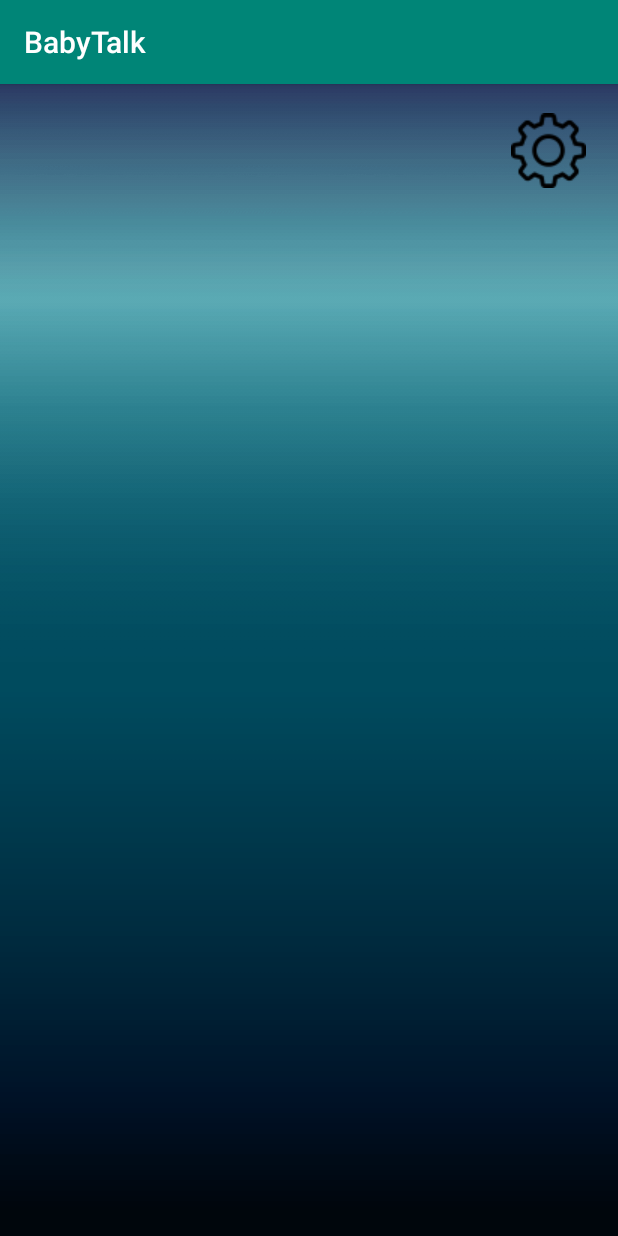
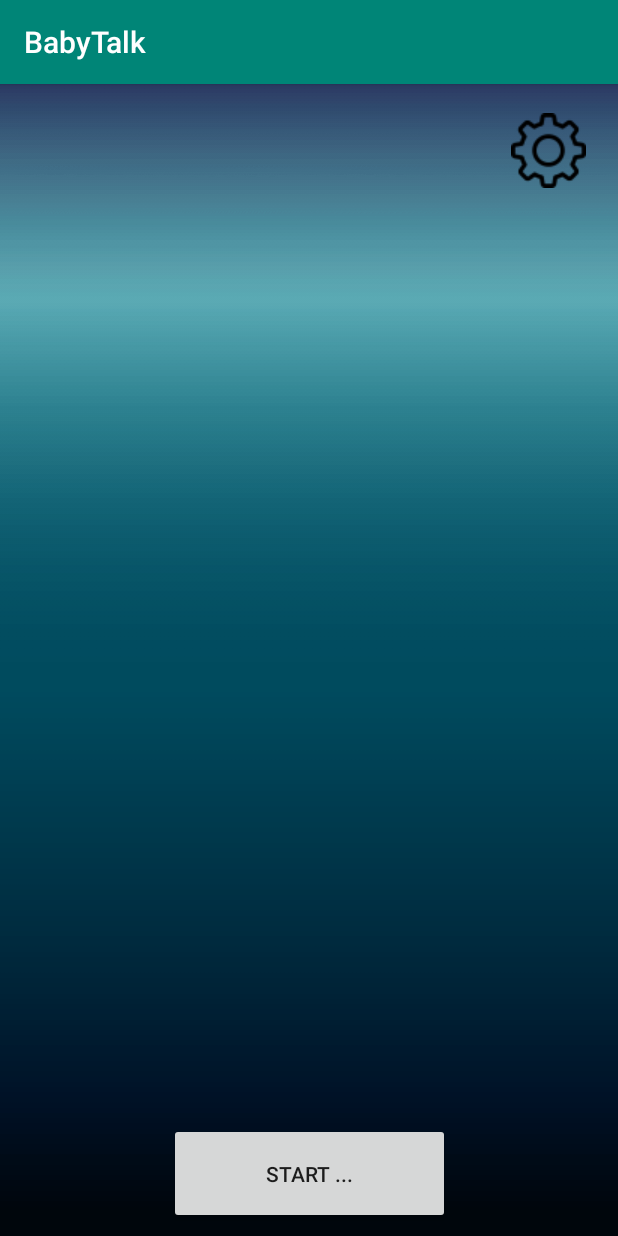
Before and after one commit to ChrisRich3105/BabyTalk, an Android app: the screen it shows after launch (MainActivity), on a phone screen of 412 x 824 dp. Run offline under Robolectric (Android 15) with nearby library versions, the phone set to English and light mode, and no system bars.

Commit message:
Added monitorService

```diff
--- a/app/src/main/AndroidManifest.xml
+++ b/app/src/main/AndroidManifest.xml
@@ -1,6 +1,7 @@
 <?xml version="1.0" encoding="utf-8"?>
 <manifest xmlns:android="http://schemas.android.com/apk/res/android"
     package="com.example.babytalk">
+    <uses-permission android:name="android.permission.RECORD_AUDIO" />
 
     <application
         android:allowBackup="true"
@@ -9,6 +10,11 @@
         android:roundIcon="@mipmap/ic_launcher_round"
         android:supportsRtl="true"
         android:theme="@style/AppTheme">
+        <service
+            android:name=".MonitorService"
+            android:enabled="true"
+            android:exported="true"></service>
+
         <activity android:name=".configuration"
             android:parentActivityName=".MainActivity"
             android:label="@string/configuration"></activity>
--- a/app/src/main/java/com/example/babytalk/MainActivity.java
+++ b/app/src/main/java/com/example/babytalk/MainActivity.java
@@ -1,19 +1,60 @@
 package com.example.babytalk;
 
+import android.Manifest;
 import android.content.Intent;
+import android.content.pm.PackageManager;
+import android.support.v4.app.ActivityCompat;
 import android.support.v7.app.AppCompatActivity;
 import android.os.Bundle;
 import android.view.View;
+import android.widget.Button;
 
 public class MainActivity extends AppCompatActivity {
+    private static final String TAG = "MainActivity";
+    private boolean isMonitoring=false;
+    private Button bService;
+
+    private static final int REQUEST_RECORD_AUDIO_PERMISSION = 200;
+
+    // Requesting permission to RECORD_AUDIO
+    private boolean permissionToRecordAccepted = false;
+    private String [] permissions = {Manifest.permission.RECORD_AUDIO};
+
+    @Override
+    public void onRequestPermissionsResult(int requestCode, String[] permissions, int[] grantResults) {
+        super.onRequestPermissionsResult(requestCode, permissions, grantResults);
+        switch (requestCode){
+            case REQUEST_RECORD_AUDIO_PERMISSION:
+                permissionToRecordAccepted  = grantResults[0] == PackageManager.PERMISSION_GRANTED;
+                break;
+        }
+        if (!permissionToRecordAccepted ) finish();
+
+    }
 
     @Override
     protected void onCreate(Bundle savedInstanceState) {
         super.onCreate(savedInstanceState);
         setContentView(R.layout.activity_main);
+        bService=(findViewById(R.id.bService));
+
+        ActivityCompat.requestPermissions(this, permissions, REQUEST_RECORD_AUDIO_PERMISSION);
     }
 
     public void goToSettings(View view){
         startActivity(new Intent(MainActivity.this, configuration.class));
     }
+
+    public void startMonitoring(View view){
+        if(!isMonitoring) {
+            startService(new Intent(this, MonitorService.class));
+            isMonitoring=true;
+            bService.setText("Stop monitoring ...");
+            // TODO Check if Service started successfully
+        }else{
+            stopService(new Intent(this,MonitorService.class));
+            isMonitoring=false;
+            bService.setText("Start monitoring ...");
+        }
+    }
 }
--- a/app/src/main/res/layout/activity_main.xml
+++ b/app/src/main/res/layout/activity_main.xml
@@ -20,4 +20,19 @@
         app:layout_constraintTop_toTopOf="parent"
         app:srcCompat="@drawable/settings2" />
 
+    <Button
+        android:id="@+id/bService"
+        android:layout_width="187dp"
+        android:layout_height="67dp"
+        android:layout_marginStart="8dp"
+        android:layout_marginLeft="8dp"
+        android:layout_marginEnd="8dp"
+        android:layout_marginRight="8dp"
+        android:layout_marginBottom="8dp"
+        android:text="Start ..."
+        android:onClick="startMonitoring"
+        app:layout_constraintBottom_toBottomOf="parent"
+        app:layout_constraintEnd_toEndOf="parent"
+        app:layout_constraintStart_toStartOf="parent" />
+
 </android.support.constraint.ConstraintLayout>
```
Also changed, not shown: app/src/main/java/com/example/babytalk/MonitorService.java (added, +131 -0 lines).
